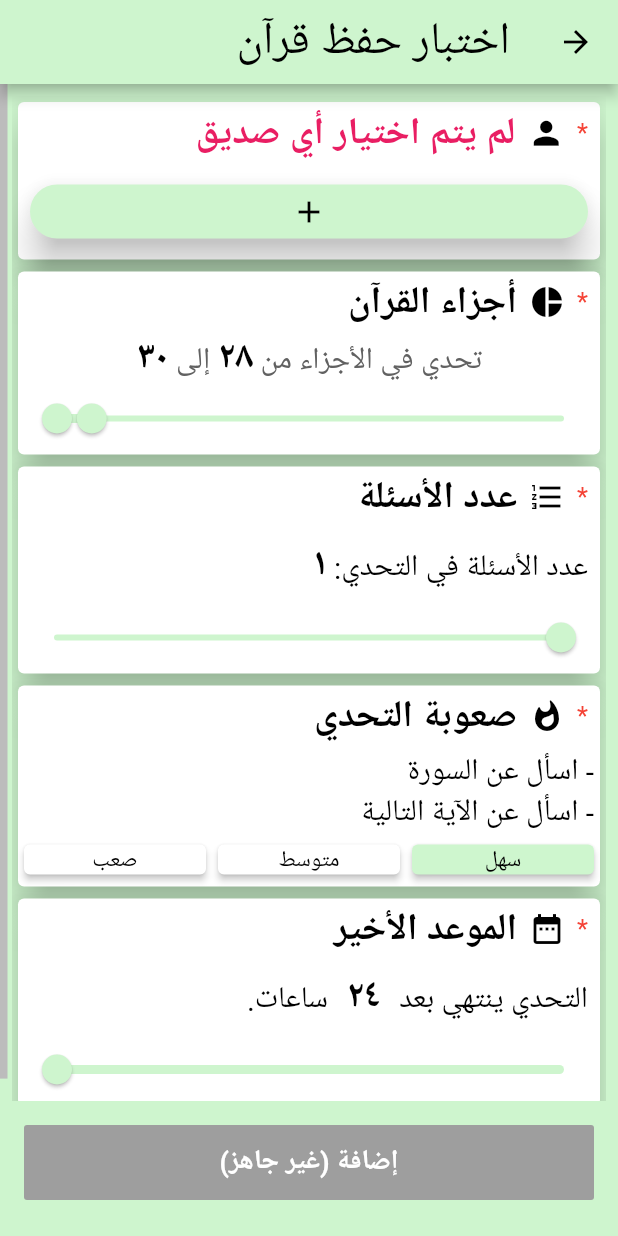
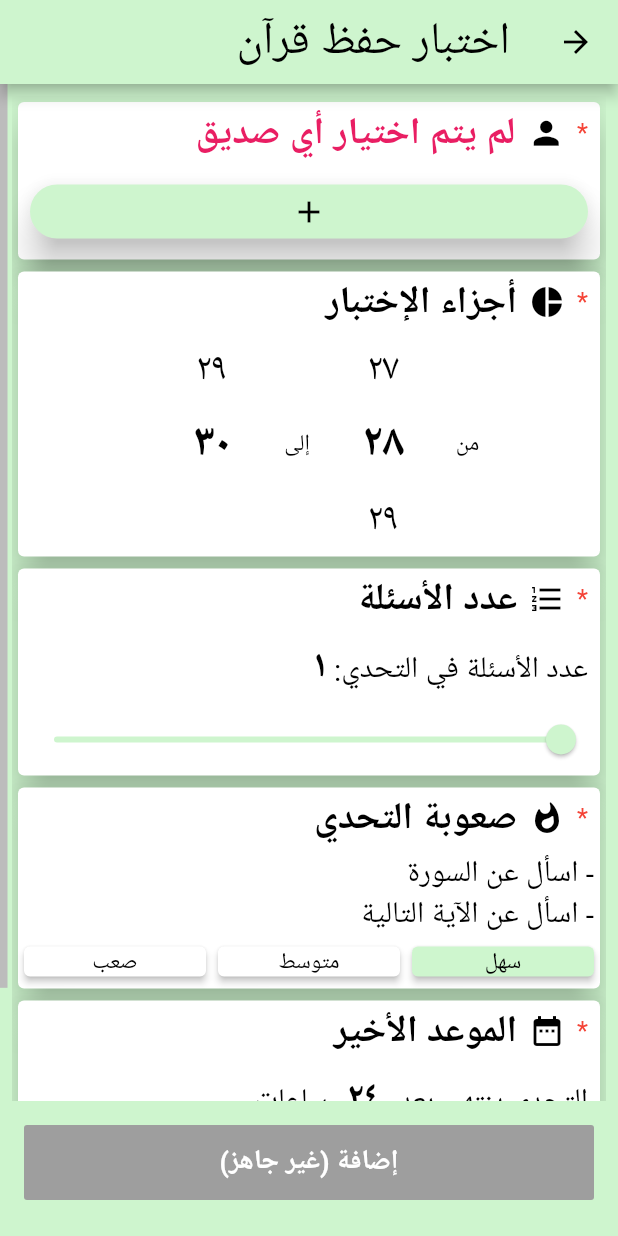
Before and after one commit to tanafaso/tanafaso-frontend, a Flutter app: the CreateMemorizationChallengeScreen screen opened directly, on a phone screen of 412 x 824 dp. Run offline on Flutter 3.47's test engine with Material 2 defaults, Android fonts, the phone set to English and light mode, and no system bars; drawn by our look-alikes of auto_size_text, numberpicker; our stand-ins replace confetti, firebase_core, firebase_messaging, flutter_local_notifications, flutter_secure_storage, flutter_signin_button and 9 more; missing offline and left inert: clear_all_notifications, crisp, feature_discovery, flutter_facebook_login, flutter_ringtone_player, flutter_statusbarcolor; accounts and stored records are empty.

```diff
--- a/lib/views/core_views/challenges/create_challenge/create_memorization_challenge_screen.dart
+++ b/lib/views/core_views/challenges/create_challenge/create_memorization_challenge_screen.dart
@@ -1,3 +1,5 @@
+import 'dart:math';
+
 import 'package:auto_size_text/auto_size_text.dart';
 import 'package:azkar/models/friend.dart';
 import 'package:azkar/net/api_exception.dart';
@@ -8,7 +10,9 @@ import 'package:azkar/utils/arabic_utils.dart';
 import 'package:azkar/utils/snack_bar_utils.dart';
 import 'package:azkar/views/core_views/challenges/create_challenge/select_friend/selected_friends_widget.dart';
 import 'package:azkar/views/core_views/home_page.dart';
+import 'package:flutter/cupertino.dart';
 import 'package:flutter/material.dart';
+import 'package:numberpicker/numberpicker.dart';
 import 'package:progress_state_button/iconed_button.dart';
 import 'package:progress_state_button/progress_button.dart';
 
@@ -39,8 +43,8 @@ class _CreateMemorizationChallengeScreenState
   int _expiresAfterHoursNum;
   int _numberOfQuestions;
   int _difficulty;
-  double _firstJuz;
-  double _lastJuz;
+  int _firstJuz;
+  int _lastJuz;
 
   @override
   void initState() {
@@ -50,8 +54,8 @@ class _CreateMemorizationChallengeScreenState
     progressButtonState = ButtonState.idle;
     _expiresAfterHoursNum = 24;
     _numberOfQuestions = widget.initiallySelectedNumberOfQuestions;
-    _firstJuz = widget.initiallySelectedFirstJuz * 1.0;
-    _lastJuz = widget.initiallySelectedLastJuz * 1.0;
+    _firstJuz = widget.initiallySelectedFirstJuz;
+    _lastJuz = widget.initiallySelectedLastJuz;
     _difficulty = widget.initiallySelectedDifficulty;
   }
 
@@ -114,7 +118,7 @@ class _CreateMemorizationChallengeScreenState
                                   child: Icon(Icons.pie_chart),
                                 ),
                                 AutoSizeText(
-                                  "أجزاء القرآن",
+                                  "أجزاء الإختبار",
                                   style: TextStyle(
                                       fontWeight: FontWeight.bold,
                                       fontSize: 25),
@@ -122,62 +126,62 @@ class _CreateMemorizationChallengeScreenState
                               ],
                             ),
                             Row(
+                              mainAxisAlignment: MainAxisAlignment.center,
                               children: [
-                                Expanded(
-                                  child: FittedBox(
-                                    fit: BoxFit.scaleDown,
-                                    child: RichText(
-                                      textAlign: TextAlign.center,
-                                      maxLines: 1,
-                                      text: TextSpan(
-                                        style: TextStyle(
-                                            color: Colors.grey.shade700,
-                                            fontSize: 20),
-                                        children: [
-                                          TextSpan(text: 'تحدي في الأجزاء من '),
-                                          TextSpan(
-                                              text: ArabicUtils.englishToArabic(
-                                                  _firstJuz.toInt().toString()),
-                                              style: TextStyle(
-                                                  fontWeight: FontWeight.bold,
-                                                  fontSize: 25,
-                                                  color: Colors.black)),
-                                          TextSpan(text: ' إلى '),
-                                          TextSpan(
-                                              text: ArabicUtils.englishToArabic(
-                                                  _lastJuz.toInt().toString()),
-                                              style: TextStyle(
-                                                  fontWeight: FontWeight.bold,
-                                                  fontSize: 25,
-                                                  color: Colors.black)),
-                                        ],
+                                Flexible(
+                                    child: Text(
+                                  'من',
+                                  textAlign: TextAlign.center,
+                                )),
+                                Flexible(
+                                  child: NumberPicker(
+                                      zeroPad: true,
+                                      minValue: 1,
+                                      maxValue: 30,
+                                      value: _firstJuz,
+                                      textStyle: TextStyle(
+                                        fontSize: 25,
                                       ),
-                                    ),
-                                  ),
+                                      selectedTextStyle: TextStyle(
+                                        fontSize: 30,
+                                        fontWeight: FontWeight.bold,
+                                      ),
+                                      textMapper: (num) =>
+                                          ArabicUtils.englishToArabic(num),
+                                      onChanged: (newValue) {
+                                        setState(() {
+                                          _firstJuz = newValue;
+                                          _lastJuz = max(_lastJuz, _firstJuz);
+                                        });
+                                      }),
+                                ),
+                                Flexible(
+                                    child: Text(
+                                  'إلى',
+                                  textAlign: TextAlign.center,
+                                )),
+                                Flexible(
+                                  child: NumberPicker(
+                                      zeroPad: true,
+                                      minValue: _firstJuz,
+                                      maxValue: 30,
+                                      value: _lastJuz,
+                                      textStyle: TextStyle(
+                                        fontSize: 25,
+                                      ),
+                                      selectedTextStyle: TextStyle(
+                                        fontSize: 30,
+                                        fontWeight: FontWeight.bold,
+                                      ),
+                                      textMapper: (num) =>
+                                          ArabicUtils.englishToArabic(num),
+                                      onChanged: (newValue) {
+                                        setState(() {
+                                          _lastJuz = newValue;
+                                        });
+                                      }),
                                 ),
                               ],
-                            ),
-                            RangeSlider(
-                              values:
-                                  RangeValues(_firstJuz * 1.0, _lastJuz * 1.0),
-                              activeColor:
-                                  Theme.of(context).colorScheme.primary,
-                              inactiveColor:
-                                  Theme.of(context).colorScheme.primary,
-                              min: 1,
-                              max: 30,
-                              divisions: 30,
-                              onChanged: (newRange) {
-                                setState(() {
-                                  _firstJuz = newRange.start;
-                                  _lastJuz = newRange.end;
-                                });
-                              },
-                              labels: RangeLabels(
-                                  ArabicUtils.englishToArabic(
-                                      _firstJuz.toInt().toString()),
-                                  ArabicUtils.englishToArabic(
-                                      _lastJuz.toInt().toString())),
                             ),
                           ]),
                         ),
--- a/pubspec.yaml
+++ b/pubspec.yaml
@@ -57,6 +57,7 @@ dependencies:
   googleapis: ^5.0.1
   flutter_signin_button: ^2.0.0
   flutter_local_notifications: ^9.0.0
+  numberpicker: ^2.1.1
 
 dev_dependencies:
   flutter_test:
```
Also changed, not shown: pubspec.lock.
